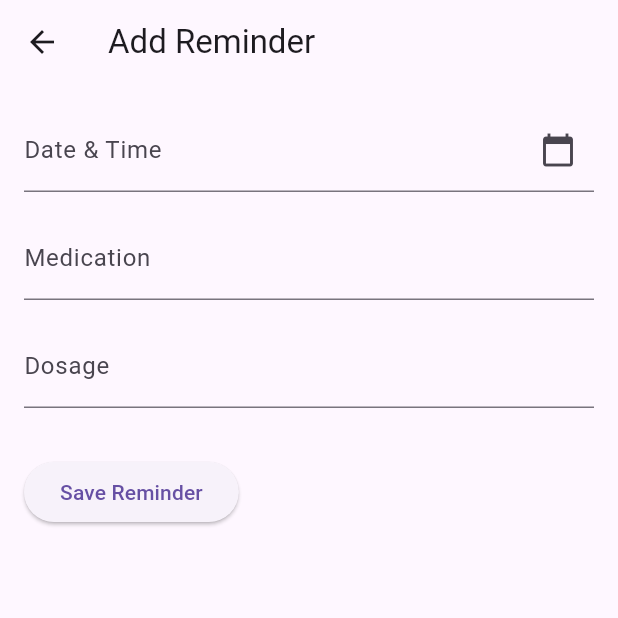
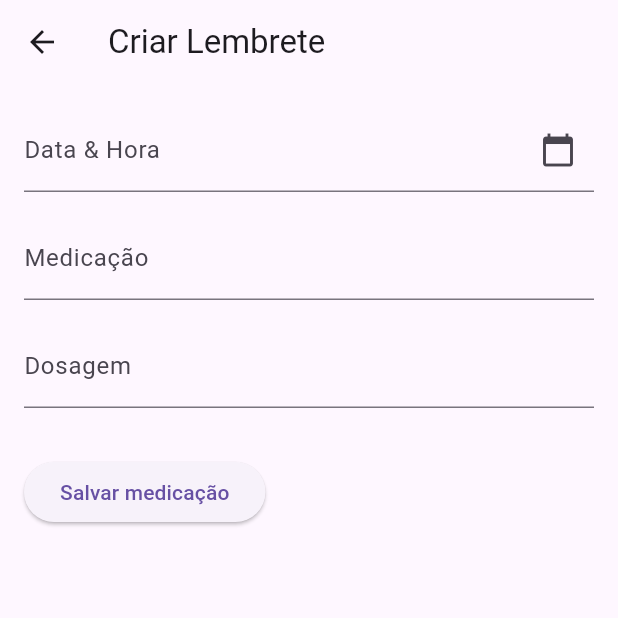
Before and after one commit to thiagohaf/med-memo-app, a Flutter app: the AddReminderScreen screen opened by its route, on a phone screen of 412 x 824 dp, the top half of it. Run offline on Flutter 3.47's test engine with Material 3 defaults, Android fonts, the phone set to English and light mode, and no system bars; our stand-ins replace isar; accounts and stored records are empty; generated files the repository leaves out were written again.

Commit message:
refactory labels

```diff
--- a/med_memo/lib/components/dateTimePicker.dart
+++ b/med_memo/lib/components/dateTimePicker.dart
@@ -1,5 +1,6 @@
 import 'package:flutter/material.dart';
 import 'package:intl/intl.dart';
+import 'package:intl/date_symbol_data_local.dart';
 
 class DateTimePickerWidget extends StatefulWidget {
   final Function(String) onDateTimeSelected;
@@ -12,7 +13,13 @@ class DateTimePickerWidget extends StatefulWidget {
 
 class _DateTimePickerWidgetState extends State<DateTimePickerWidget> {
   DateTime? _selectedDateTime;
-  var labelText = 'Date & Time';
+  var labelText = 'Data & Hora';
+
+  @override
+  void initState() {
+    super.initState();
+    initializeDateFormatting('pt_BR', null);
+  }
 
   Future<void> _selectDateTime(BuildContext context) async {
     DateTime? pickedDate = await showDatePicker(
@@ -20,6 +27,7 @@ class _DateTimePickerWidgetState extends State<DateTimePickerWidget> {
       initialDate: _selectedDateTime ?? DateTime.now(),
       firstDate: DateTime(2000),
       lastDate: DateTime(2101),
+      locale: const Locale('pt', 'BR'),
     );
 
     if (pickedDate == null) return;
@@ -27,6 +35,13 @@ class _DateTimePickerWidgetState extends State<DateTimePickerWidget> {
     TimeOfDay? pickedTime = await showTimePicker(
       context: context,
       initialTime: TimeOfDay.fromDateTime(_selectedDateTime ?? DateTime.now()),
+      builder: (context, child) {
+        return Localizations.override(
+          context: context,
+          locale: const Locale('pt', 'BR'),
+          child: child,
+        );
+      },
     );
 
     if (pickedTime == null) return;
@@ -40,7 +55,7 @@ class _DateTimePickerWidgetState extends State<DateTimePickerWidget> {
         pickedTime.minute,
       );
 
-      labelText = DateFormat('dd/MM/yyyy HH:mm:ss').format(_selectedDateTime!);
+      labelText = DateFormat('dd/MM/yyyy HH:mm:ss', 'pt_BR').format(_selectedDateTime!);
     });
 
     widget.onDateTimeSelected(labelText);
@@ -55,8 +70,8 @@ class _DateTimePickerWidgetState extends State<DateTimePickerWidget> {
           decoration: InputDecoration(
             labelText: labelText,
             hintText: _selectedDateTime != null
-                ? DateFormat('dd/MM/yyyy HH:mm:ss').format(_selectedDateTime!)
-                : 'Pick date and time',
+                ? DateFormat('dd/MM/yyyy HH:mm:ss', 'pt_BR').format(_selectedDateTime!)
+                : 'Escolha data e hora',
             suffixIcon: Icon(Icons.calendar_today),
           ),
         ),
--- a/med_memo/lib/scene/add_reminder/add_reminder_screen.dart
+++ b/med_memo/lib/scene/add_reminder/add_reminder_screen.dart
@@ -1,6 +1,7 @@
 import 'package:flutter/material.dart';
 import 'package:med_memo/components/dateTimePicker.dart';
 import 'package:med_memo/model/reminder.dart';
+import 'package:med_memo/utils/constants.dart';
 import 'package:med_memo/view_model/reminder_view_model.dart';
 import 'package:provider/provider.dart';
 
@@ -22,7 +23,7 @@ class _AddReminderScreenState extends State<AddReminderScreen> {
 
     return Scaffold(
       appBar: AppBar(
-        title: Text('Add Reminder'),
+        title: Text(Constants.addReminderScreenTitle.label),
       ),
       body: Padding(
         padding: const EdgeInsets.all(16.0),
@@ -42,12 +43,12 @@ class _AddReminderScreenState extends State<AddReminderScreen> {
               TextFormField(
                 controller: _medicationController,
                 decoration: InputDecoration(
-                  labelText: 'Medication',
-                  hintText: 'Enter medication name',
+                  labelText: Constants.addReminderScreenMedication.label,
+                  hintText: Constants.addReminderScreenMedicationHint.label,
                 ),
                 validator: (value) {
                   if (value == null || value.isEmpty) {
-                    return 'Please enter medication';
+                    return Constants.addReminderScreenMedicationError.label;
                   }
                   return null;
                 },
@@ -56,12 +57,12 @@ class _AddReminderScreenState extends State<AddReminderScreen> {
               TextFormField(
                 controller: _dosageController,
                 decoration: InputDecoration(
-                  labelText: 'Dosage',
-                  hintText: 'Enter dosage',
+                  labelText: Constants.addReminderScreenDosage.label,
+                  hintText: Constants.addReminderScreenDosageHint.label,
                 ),
                 validator: (value) {
                   if (value == null || value.isEmpty) {
-                    return 'Please enter dosage';
+                    return Constants.addReminderScreenDosageError.label;
                   }
                   return null;
                 },
@@ -82,8 +83,8 @@ class _AddReminderScreenState extends State<AddReminderScreen> {
                     showDialog(
                       context: context,
                       builder: (context) => AlertDialog(
-                        title: Text('Reminder Created'),
-                        content: Text(reminder.toString()),
+                        title: Text(Constants.addReminderScreenSuccessMessage.label),
+                        content: Text('O medicamento: ${reminder.medication} \ncom a dosagem ${reminder.dosage} \nfoi adicionado para ${reminder.time}'),
                         actions: [
                           TextButton(
                             onPressed: () {
@@ -91,14 +92,14 @@ class _AddReminderScreenState extends State<AddReminderScreen> {
                               Navigator.of(context).pop(
                                   true); // Retorna para a tela anterior com valor true
                             },
-                            child: Text('OK'),
+                            child: Text(Constants.addReminderScreenOKButton.label),
                           ),
                         ],
                       ),
                     );
                   }
                 },
-                child: Text('Save Reminder'),
+                child: Text(Constants.addReminderScreenAddButton.label),
               ),
             ],
           ),
--- a/med_memo/lib/utils/constants.dart
+++ b/med_memo/lib/utils/constants.dart
@@ -6,13 +6,15 @@ enum Constants {
 
   addReminderScreenTitle('Criar Lembrete'),
   addReminderScreenTime('Horário'),
-  addReminderScreenMedication('Remédio'),
+  addReminderScreenMedication('Medicação'),
   addReminderScreenMedicationHint('Adicione o nome da medicação'),
   addReminderScreenMedicationError('Por favor, adicione o nome da medicação'),
   addReminderScreenDosage('Dosagem'),
   addReminderScreenDosageHint('Adicione a dosagem'),
   addReminderScreenDosageError('Por favor, adicione a dosagem'),
-  addReminderScreenAddButton('Salvar'),
+  addReminderScreenAddButton('Salvar medicação'),
+  addReminderScreenSuccessMessage('Lembrete criado com sucesso!'),
+  addReminderScreenOKButton('OK'),
 
 
   unknown('unknown');
--- a/med_memo/pubspec.yaml
+++ b/med_memo/pubspec.yaml
@@ -19,7 +19,9 @@ dev_dependencies:
   flutter_lints: ^5.0.0
   isar_generator: ^3.1.0+1
   build_runner: ^2.4.13
-  intl: ^0.18.0
+  flutter_localizations:
+    sdk: flutter
+  intl: ^0.19.0
 
 flutter:
   uses-material-design: true
```
Also changed, not shown: med_memo/lib/main.dart (+9 -0 lines).
